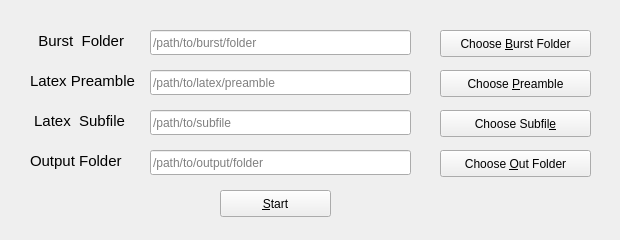
The window that grader_improved/grader_setup.ui (shubhamshuklaer/autog) describes before a commit, drawn with Qt 5.
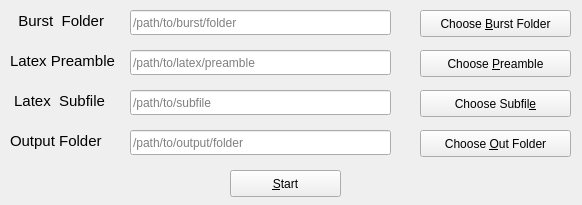
The same window after the commit.

```diff
--- a/grader_improved/grader_setup.ui
+++ b/grader_improved/grader_setup.ui
@@ -6,8 +6,8 @@
    <rect>
     <x>0</x>
     <y>0</y>
-    <width>620</width>
-    <height>240</height>
+    <width>582</width>
+    <height>205</height>
    </rect>
   </property>
   <property name="windowTitle">
@@ -16,8 +16,8 @@
   <widget class="QLineEdit" name="burst_folder_name">
    <property name="geometry">
     <rect>
-     <x>150</x>
-     <y>30</y>
+     <x>130</x>
+     <y>10</y>
      <width>261</width>
      <height>25</height>
     </rect>
@@ -41,8 +41,8 @@
   <widget class="QPushButton" name="setup_output_btn">
    <property name="geometry">
     <rect>
-     <x>220</x>
-     <y>190</y>
+     <x>230</x>
+     <y>170</y>
      <width>111</width>
      <height>27</height>
     </rect>
@@ -68,8 +68,8 @@
   <widget class="QPushButton" name="choose_subfile_btn">
    <property name="geometry">
     <rect>
-     <x>440</x>
-     <y>110</y>
+     <x>420</x>
+     <y>90</y>
      <width>151</width>
      <height>27</height>
     </rect>
@@ -95,8 +95,8 @@
   <widget class="QPushButton" name="choose_out_folder_btn">
    <property name="geometry">
     <rect>
-     <x>440</x>
-     <y>150</y>
+     <x>420</x>
+     <y>130</y>
      <width>151</width>
      <height>27</height>
     </rect>
@@ -122,8 +122,8 @@
   <widget class="QLineEdit" name="out_folder_name">
    <property name="geometry">
     <rect>
-     <x>150</x>
-     <y>150</y>
+     <x>130</x>
+     <y>130</y>
      <width>261</width>
      <height>25</height>
     </rect>
@@ -144,8 +144,8 @@
   <widget class="QLineEdit" name="sub_tex_name">
    <property name="geometry">
     <rect>
-     <x>150</x>
-     <y>110</y>
+     <x>130</x>
+     <y>90</y>
      <width>261</width>
      <height>25</height>
     </rect>
@@ -166,8 +166,8 @@
   <widget class="QLineEdit" name="top_tex_name">
    <property name="geometry">
     <rect>
-     <x>150</x>
-     <y>70</y>
+     <x>130</x>
+     <y>50</y>
      <width>261</width>
      <height>25</height>
     </rect>
@@ -188,8 +188,8 @@
   <widget class="QLabel" name="label">
    <property name="geometry">
     <rect>
-     <x>30</x>
-     <y>30</y>
+     <x>10</x>
+     <y>10</y>
      <width>101</width>
      <height>21</height>
     </rect>
@@ -213,8 +213,8 @@
   <widget class="QPushButton" name="choose_folder_btn">
    <property name="geometry">
     <rect>
-     <x>440</x>
-     <y>30</y>
+     <x>420</x>
+     <y>10</y>
      <width>151</width>
      <height>27</height>
     </rect>
@@ -240,8 +240,8 @@
   <widget class="QLabel" name="label_5">
    <property name="geometry">
     <rect>
-     <x>30</x>
-     <y>70</y>
+     <x>10</x>
+     <y>50</y>
      <width>111</width>
      <height>21</height>
     </rect>
@@ -265,8 +265,8 @@
   <widget class="QPushButton" name="choose_top_btn">
    <property name="geometry">
     <rect>
-     <x>440</x>
-     <y>70</y>
+     <x>420</x>
+     <y>50</y>
      <width>151</width>
      <height>27</height>
     </rect>
@@ -292,8 +292,8 @@
   <widget class="QLabel" name="label_7">
    <property name="geometry">
     <rect>
-     <x>30</x>
-     <y>150</y>
+     <x>10</x>
+     <y>130</y>
      <width>101</width>
      <height>21</height>
     </rect>
@@ -317,8 +317,8 @@
   <widget class="QLabel" name="label_6">
    <property name="geometry">
     <rect>
-     <x>30</x>
-     <y>110</y>
+     <x>10</x>
+     <y>90</y>
      <width>101</width>
      <height>21</height>
     </rect>
```
